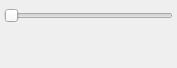
The window that libdunnartcanvas/ui/ZoomLevel.ui (skieffer/sminthopsys) describes before a commit, drawn with Qt 5.
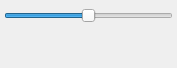
The same window after the commit. Icons and pictures are not drawn.

Commit message: working on reading SBGN-ML files

```diff
--- a/libdunnartcanvas/ui/ZoomLevel.ui
+++ b/libdunnartcanvas/ui/ZoomLevel.ui
@@ -50,6 +50,9 @@
       <property name="pageStep">
        <number>10</number>
       </property>
+      <property name="sliderPosition">
+       <number>500</number>
+      </property>
       <property name="orientation">
        <enum>Qt::Horizontal</enum>
       </property>
```
The commit also changes 1 other file.
